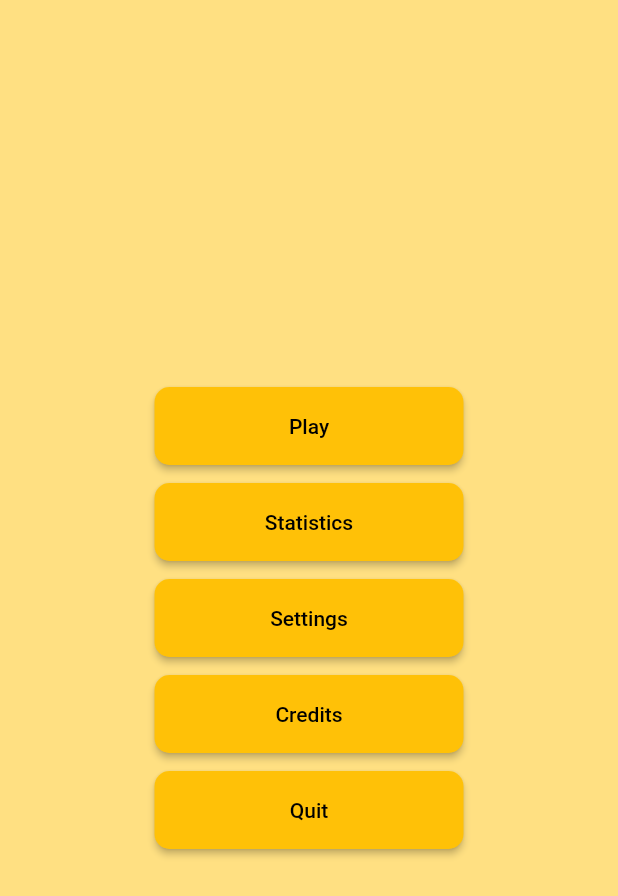
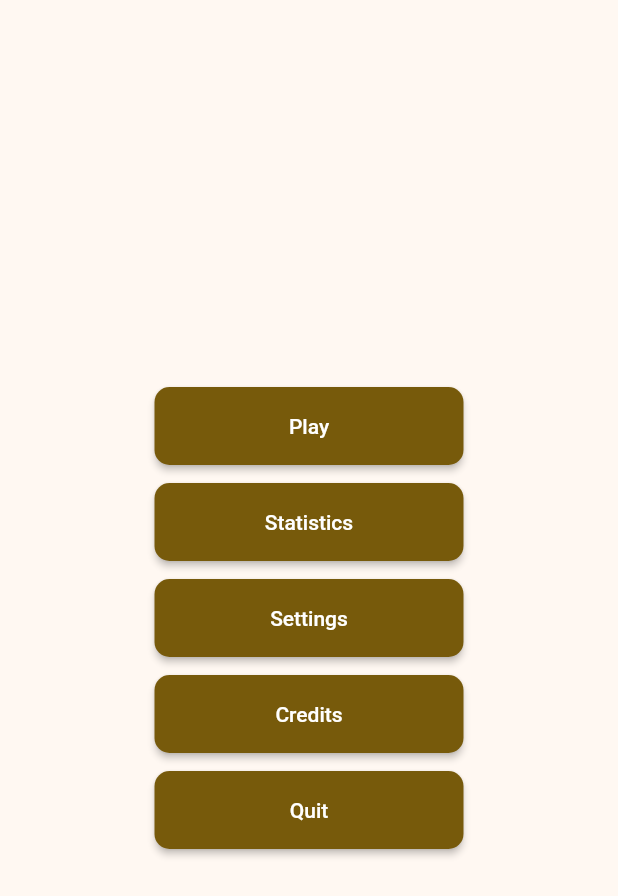
Before and after one commit to linememory/tic_tac_toe, a Flutter app: the screen it shows after launch, on a phone screen of 412 x 824 dp. Shown: the top 896 px of the screen. Run offline on Flutter 3.47's test engine with Material 2 defaults, Android fonts, the phone set to English and light mode, and no system bars; drawn by our look-alikes of dynamic_color; our stand-ins replace flutter_riverpod.

Commit message:
added dynamic color themes

```diff
--- a/lib/main.dart
+++ b/lib/main.dart
@@ -1,3 +1,4 @@
+import 'package:dynamic_color/dynamic_color.dart';
 import 'package:flutter/material.dart';
 import 'package:flutter_riverpod/flutter_riverpod.dart';
 import 'features/menu/menu.dart';
@@ -17,12 +18,29 @@ class MyApp extends ConsumerWidget {
   Widget build(BuildContext context, WidgetRef ref) {
     final color = ref.watch(themeColorProvider);
 
-    return MaterialApp(
-      title: 'Tic Tac Toe',
-      theme: ThemeData(
-        primarySwatch: color,
-      ),
-      home: const Menu(),
+    return DynamicColorBuilder(
+      builder: (ColorScheme? lightDynamic, ColorScheme? darkDynamic) {
+        ColorScheme lightColorScheme;
+        ColorScheme darkColorScheme;
+        if (lightDynamic != null && darkDynamic != null) {
+          lightColorScheme = lightDynamic.harmonized();
+          darkColorScheme = darkDynamic.harmonized();
+        } else {
+          lightColorScheme = ColorScheme.fromSeed(
+            seedColor: color,
+          );
+          darkColorScheme = ColorScheme.fromSeed(
+            seedColor: color,
+            brightness: Brightness.dark,
+          );
+        }
+        return MaterialApp(
+          title: 'Tic Tac Toe',
+          theme: ThemeData(colorScheme: lightColorScheme),
+          darkTheme: ThemeData(colorScheme: darkColorScheme),
+          home: const Menu(),
+        );
+      },
     );
   }
 }
--- a/pubspec.yaml
+++ b/pubspec.yaml
@@ -9,16 +9,16 @@ environment:
   sdk: '>=2.18.0-130.0.dev <3.0.0'
 
 dependencies:
+  cupertino_icons: ^1.0.2
+  dynamic_color: ^1.2.3
   flutter:
     sdk: flutter
-
-  cupertino_icons: ^1.0.2
   flutter_riverpod: ^1.0.4
 
 dev_dependencies:
+  flutter_lints: ^2.0.0
   flutter_test:
     sdk: flutter
-  flutter_lints: ^2.0.0
 
 flutter:
   uses-material-design: true
```
Also changed, not shown: 1 other file.
